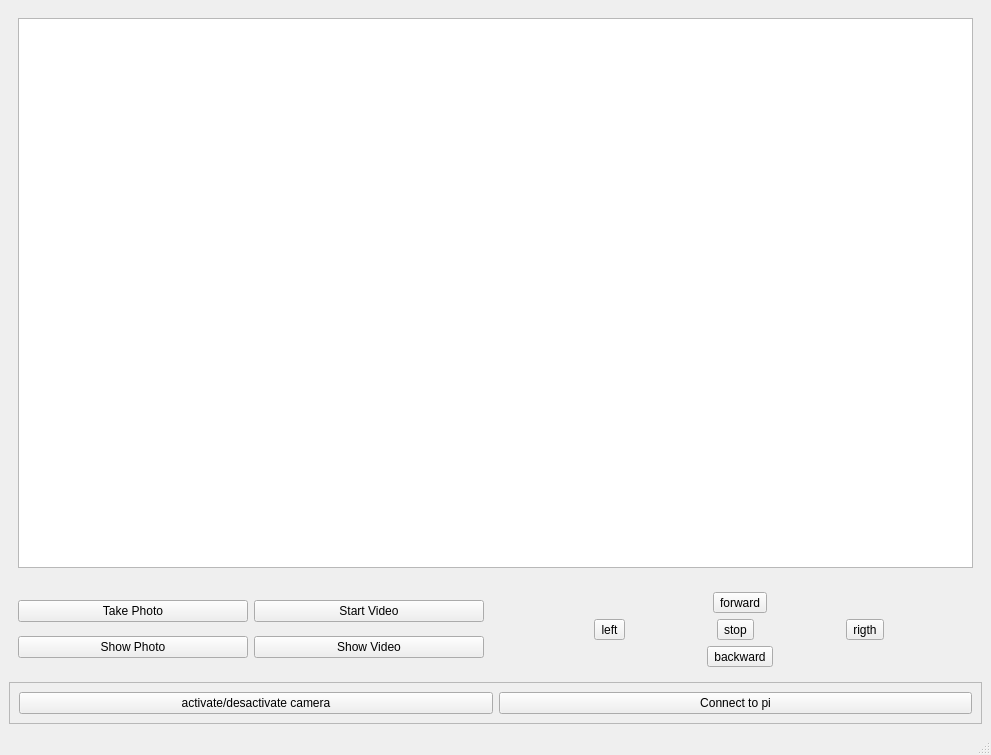
constraintAutomaton/client_pgU1, file pgU1_client/ui/gui.ui: the form before one commit.
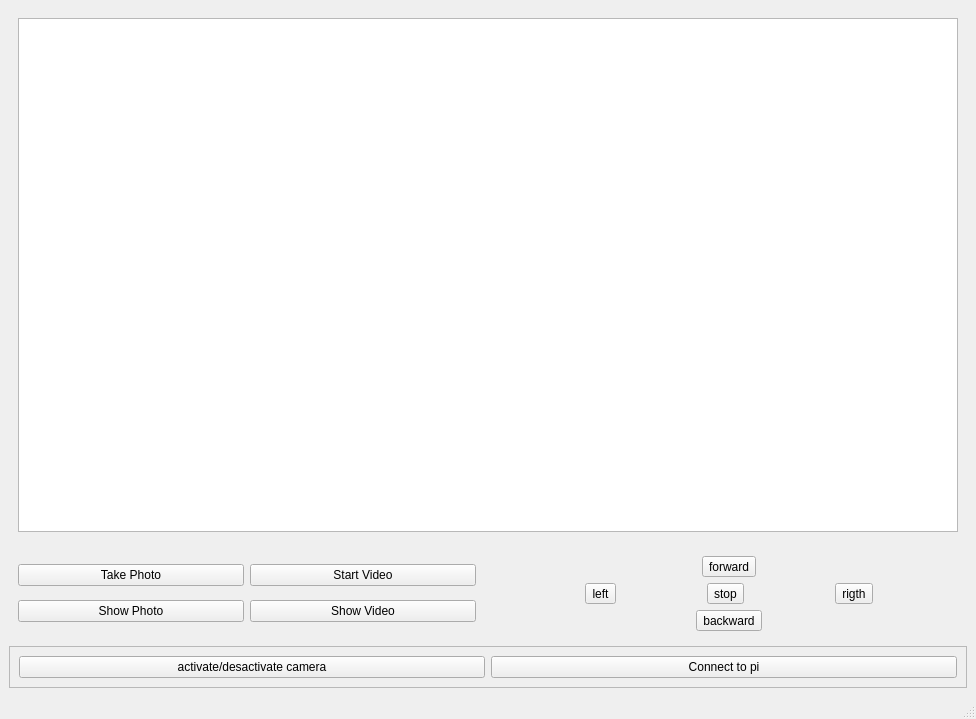
The form after the commit.

```diff
--- a/pgU1_client/ui/gui.ui
+++ b/pgU1_client/ui/gui.ui
@@ -6,8 +6,8 @@
    <rect>
     <x>0</x>
     <y>0</y>
-    <width>991</width>
-    <height>755</height>
+    <width>976</width>
+    <height>719</height>
    </rect>
   </property>
   <property name="windowTitle">
```
Left out of the diff: 2 changed lines with no effect on the pictures.
